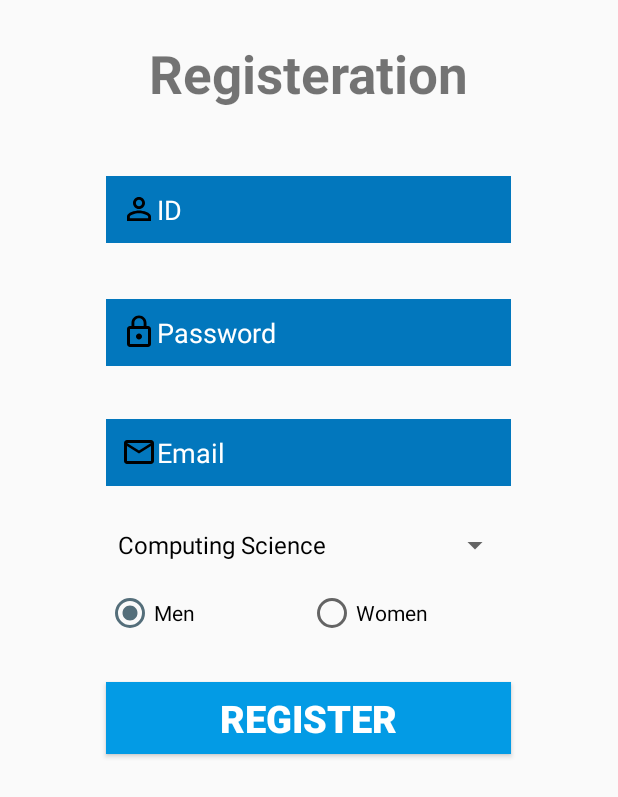
After one commit to LouisJHC/CourseRegisterationHelper, an Android app: the RegisterActivity screen opened directly, with no data from a screen before it, on a phone screen of 412 x 824 dp. The commit adds this screen. Shown: the top 797 px of the screen. Run offline under Robolectric (Android 15) with nearby library versions, the phone set to English and light mode, and no system bars.

Commit message:
Register page created

```diff
--- a/app/src/main/AndroidManifest.xml
+++ b/app/src/main/AndroidManifest.xml
@@ -15,6 +15,7 @@
                 <category android:name="android.intent.category.LAUNCHER" />
             </intent-filter>
         </activity>
+        <activity android:name=".RegisterActivity"></activity>
     </application>
 
 </manifest>
--- a/app/src/main/java/com/greatcoding/android/courseregisterationhelper/LoginActivity.java
+++ b/app/src/main/java/com/greatcoding/android/courseregisterationhelper/LoginActivity.java
@@ -1,13 +1,25 @@
 package com.greatcoding.android.courseregisterationhelper;
 
+import android.content.Intent;
 import android.support.v7.app.AppCompatActivity;
 import android.os.Bundle;
+import android.view.View;
+import android.widget.TextView;
 
 public class LoginActivity extends AppCompatActivity {
-
+    TextView regText;
     @Override
     protected void onCreate(Bundle savedInstanceState) {
         super.onCreate(savedInstanceState);
         setContentView(R.layout.activity_login);
+
+        regText = (TextView) findViewById(R.id.regText);
+        regText.setOnClickListener(new View.OnClickListener() {
+            @Override
+            public void onClick(View v) {
+                Intent regIntent = new Intent(getApplicationContext(), RegisterActivity.class);
+                startActivity(regIntent);
+            }
+        });
     }
 }
--- /dev/null
+++ b/app/src/main/java/com/greatcoding/android/courseregisterationhelper/RegisterActivity.java
@@ -0,0 +1,21 @@
+package com.greatcoding.android.courseregisterationhelper;
+
+import android.support.v7.app.AppCompatActivity;
+import android.os.Bundle;
+import android.widget.ArrayAdapter;
+import android.widget.Spinner;
+
+public class RegisterActivity extends AppCompatActivity {
+    private ArrayAdapter adapter;
+    private Spinner spinner;
+    @Override
+    protected void onCreate(Bundle savedInstanceState) {
+        super.onCreate(savedInstanceState);
+        setContentView(R.layout.activity_register);
+
+        adapter = ArrayAdapter.createFromResource(this, R.array.Major, android.R.layout.simple_spinner_dropdown_item);
+        spinner = (Spinner) findViewById(R.id.majorSpinner);
+
+        spinner.setAdapter(adapter);
+    }
+}
--- /dev/null
+++ b/app/src/main/res/drawable/ic_mail_outline_black_24dp.xml
@@ -0,0 +1,9 @@
+<vector xmlns:android="http://schemas.android.com/apk/res/android"
+        android:width="24dp"
+        android:height="24dp"
+        android:viewportWidth="24.0"
+        android:viewportHeight="24.0">
+    <path
+        android:fillColor="#FF000000"
+        android:pathData="M20,4L4,4c-1.1,0 -1.99,0.9 -1.99,2L2,18c0,1.1 0.9,2 2,2h16c1.1,0 2,-0.9 2,-2L22,6c0,-1.1 -0.9,-2 -2,-2zM20,18L4,18L4,8l8,5 8,-5v10zM12,11L4,6h16l-8,5z"/>
+</vector>
--- a/app/src/main/res/layout/activity_login.xml
+++ b/app/src/main/res/layout/activity_login.xml
@@ -83,7 +83,7 @@
             <TextView
                 android:layout_width="wrap_content"
                 android:layout_height="wrap_content"
-                android:id="@+id/regButton"
+                android:id="@+id/regText"
                 android:layout_gravity="center"
                 android:layout_marginTop="9dp"
                 android:text="Register"
--- /dev/null
+++ b/app/src/main/res/layout/activity_register.xml
@@ -0,0 +1,123 @@
+<?xml version="1.0" encoding="utf-8"?>
+<LinearLayout xmlns:android="http://schemas.android.com/apk/res/android"
+    android:orientation="vertical"
+    android:layout_width="match_parent"
+    android:layout_height="match_parent">
+
+
+    <LinearLayout
+        android:orientation="vertical"
+        android:layout_width="match_parent"
+        android:layout_height="wrap_content"
+        android:weightSum="1">
+
+        <TextView
+            android:layout_width="wrap_content"
+            android:layout_height="wrap_content"
+            android:layout_gravity="center"
+            android:layout_marginTop="25dp"
+            android:layout_marginBottom="9dp"
+            android:text="Registeration"
+            android:textSize="35dp"
+
+            android:textStyle="bold"/>
+    </LinearLayout>
+
+    <LinearLayout
+        android:layout_width="match_parent"
+        android:layout_height="match_parent"
+        android:orientation="vertical">
+        <EditText
+            android:layout_width="270dp"
+            android:layout_height="wrap_content"
+            android:hint="ID"
+            android:padding="10dp"
+            android:layout_gravity="center"
+            android:textColor="#ffffff"
+            android:textColorHint="#ffffff"
+            android:id="@+id/idText"
+            android:layout_margin="35dp"
+            android:drawableStart="@drawable/ic_person_outline_black_24dp"
+            android:drawableLeft="@drawable/ic_person_outline_black_24dp"
+            android:background="@color/color2"/>
+
+        <EditText
+            android:layout_width="270dp"
+            android:layout_height="wrap_content"
+            android:hint="Password"
+            android:inputType="textPassword"
+            android:padding="10dp"
+            android:layout_gravity="center"
+            android:textColor="#ffffff"
+            android:textColorHint="#ffffff"
+            android:id="@+id/pwText"
+            android:layout_marginTop="2dp"
+            android:drawableStart="@drawable/ic_lock_outline_black_24dp"
+            android:drawableLeft="@drawable/ic_lock_outline_black_24dp"
+            android:background="@color/color2"/>
+
+        <EditText
+            android:layout_width="270dp"
+            android:layout_height="wrap_content"
+            android:hint="Email"
+            android:padding="10dp"
+            android:layout_gravity="center"
+            android:textColor="#ffffff"
+            android:textColorHint="#ffffff"
+            android:id="@+id/emText"
+            android:layout_marginTop="35dp"
+            android:drawableStart="@drawable/ic_mail_outline_black_24dp"
+            android:drawableLeft="@drawable/ic_mail_outline_black_24dp"
+            android:background="@color/color2"/>
+
+
+        <Spinner
+            android:layout_width="270dp"
+            android:layout_height="wrap_content"
+            android:id="@+id/majorSpinner"
+            android:layout_gravity="center"
+            android:layout_marginTop="15dp"></Spinner>
+        <RadioGroup
+            android:layout_width="270dp"
+            android:layout_height="wrap_content"
+            android:layout_gravity="center_horizontal"
+            android:orientation="horizontal"
+            android:id="@+id/genGroup"
+            android:layout_marginTop="5dp" >
+
+            <RadioButton
+                android:layout_width="0dp"
+                android:layout_height="wrap_content"
+                android:id="@+id/genMen"
+                android:text="Men"
+                android:layout_weight="1"
+                android:checked="true" />
+
+            <RadioButton
+                android:layout_width="0dp"
+                android:layout_height="wrap_content"
+                android:id="@+id/genWomen"
+                android:text="Women"
+                android:layout_weight="1"
+                />
+
+            </RadioGroup>
+
+        <Button
+            android:layout_width="270dp"
+            android:layout_height="wrap_content"
+            android:text="Register"
+            android:id="@+id/regButton"
+            android:textStyle="bold"
+            android:textSize="25dp"
+            android:textColor="#ffffff"
+            android:background="@color/color3"
+            android:layout_marginTop="30dp"
+            android:layout_gravity="center"/>
+
+
+
+
+
+    </LinearLayout>
+</LinearLayout>
--- /dev/null
+++ b/app/src/main/res/values/array.xml
@@ -0,0 +1,43 @@
+<?xml version="1.0" encoding="utf-8"?>
+<resources>
+    <string-array name="Major">
+        <item>Computing Science</item>
+        <item>Actuarial Science</item>
+        <item>Anthropology</item>
+        <item>Archaeology </item>
+        <item>Biological Sciences</item>
+        <item>Business</item>
+        <item>Chemical Physics</item>
+        <item>Chemistry </item>
+        <item>Cognitive Science</item>
+        <item>Communication </item>
+        <item>Computing Science</item>
+        <item>Criminology </item>
+        <item>Earth Sciences </item>
+        <item>Economics</item>
+        <item>Engineering Science </item>
+        <item>English</item>
+        <item>Environmental Science</item>
+        <item>First Nations Studies </item>
+        <item>French </item>
+        <item>Geography </item>
+        <item>Health Sciences </item>
+        <item>History</item>
+        <item>Humanities </item>
+        <item>Interactive Arts and Technology</item>
+        <item>International Studies</item>
+        <item>Kinesiology</item>
+        <item>Linguistics</item>
+        <item>Mathematics</item>
+        <item>Mechatronic Systems Engineering</item>
+        <item>Philosophy</item>
+        <item>Physics</item>
+        <item>Political Science</item>
+        <item>Psychology</item>
+        <item>Sociology</item>
+        <item>Software Systems</item>
+        <item>Statistics</item>
+    </string-array>
+
+
+</resources>
```
